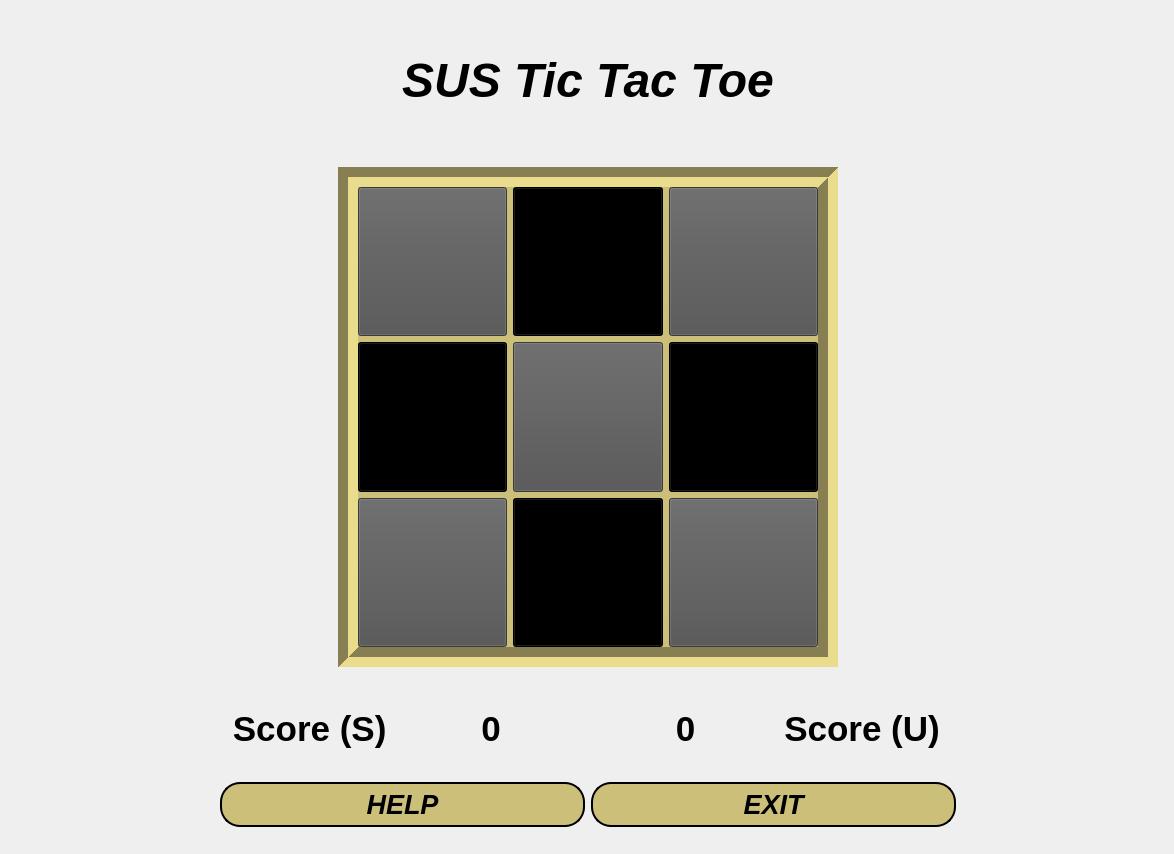
Qt form forms/miseregame.ui (Mohammed-3tef/Tic_Tac_Masterpiece_GUI) before a commit.
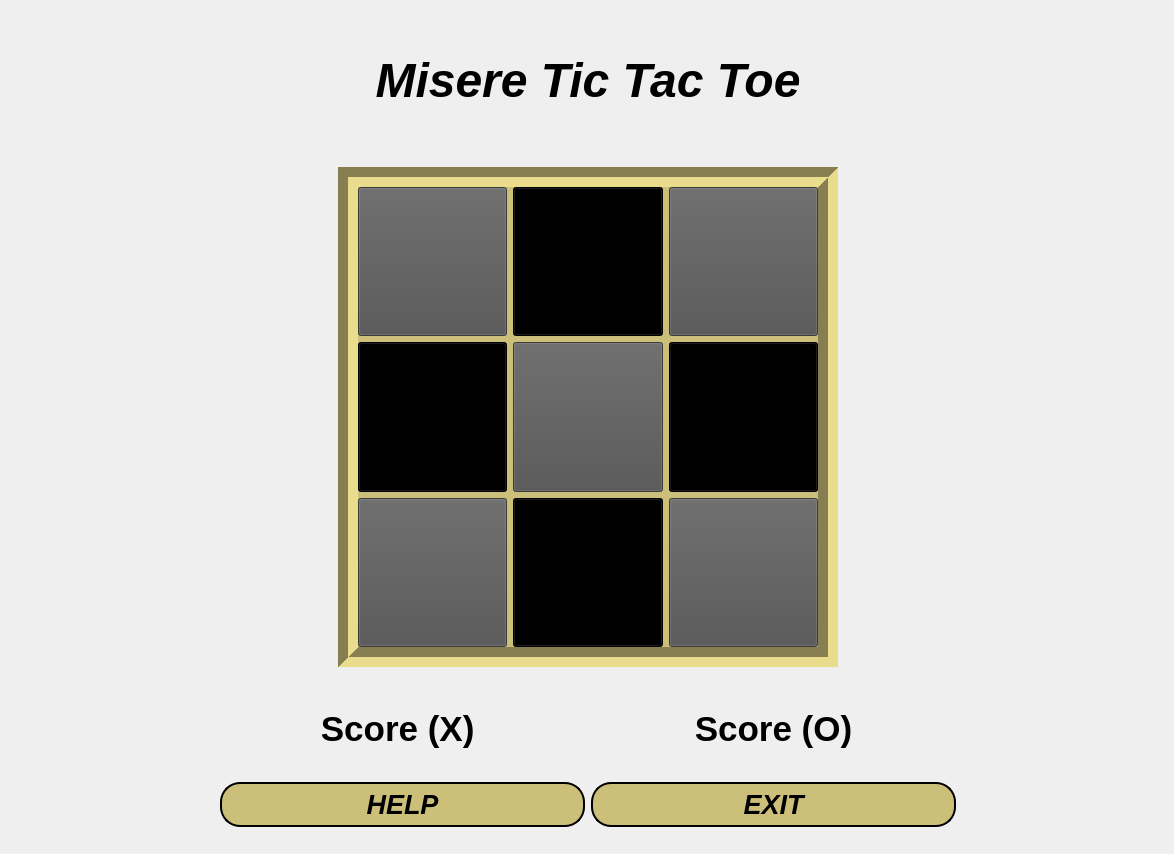
The same form after that commit.

```diff
--- a/forms/miseregame.ui
+++ b/forms/miseregame.ui
@@ -52,7 +52,7 @@
        <string notr="true">color: rgb(0, 0, 0);</string>
       </property>
       <property name="text">
-       <string>SUS Tic Tac Toe</string>
+       <string>Misere Tic Tac Toe</string>
       </property>
       <property name="alignment">
        <set>Qt::AlignmentFlag::AlignCenter</set>
@@ -393,32 +393,7 @@
                 <number>5</number>
                </property>
                <property name="text">
-                <string>Score (S) </string>
-               </property>
-               <property name="alignment">
-                <set>Qt::AlignmentFlag::AlignCenter</set>
-               </property>
-              </widget>
-             </item>
-             <item>
-              <widget class="QLabel" name="SS">
-               <property name="font">
-                <font>
-                 <pointsize>26</pointsize>
-                 <bold>true</bold>
-                </font>
-               </property>
-               <property name="styleSheet">
-                <string notr="true">color: rgb(0, 0, 0);</string>
-               </property>
-               <property name="frameShape">
-                <enum>QFrame::Shape::NoFrame</enum>
-               </property>
-               <property name="lineWidth">
-                <number>2</number>
-               </property>
-               <property name="text">
-                <string>0</string>
+                <string>Score (X) </string>
                </property>
                <property name="alignment">
                 <set>Qt::AlignmentFlag::AlignCenter</set>
@@ -432,32 +407,7 @@
            <widget class="QFrame" name="frame">
             <layout class="QHBoxLayout" name="horizontalLayout_3">
              <item>
-              <widget class="QLabel" name="UU">
-               <property name="font">
-                <font>
-                 <pointsize>26</pointsize>
-                 <bold>true</bold>
-                </font>
-               </property>
-               <property name="styleSheet">
-                <string notr="true">color: rgb(0, 0, 0);</string>
-               </property>
-               <property name="frameShape">
-                <enum>QFrame::Shape::NoFrame</enum>
-               </property>
-               <property name="lineWidth">
-                <number>2</number>
-               </property>
-               <property name="text">
-                <string>0</string>
-               </property>
-               <property name="alignment">
-                <set>Qt::AlignmentFlag::AlignCenter</set>
-               </property>
-              </widget>
-             </item>
-             <item>
-              <widget class="QLabel" name="ScoreU">
+              <widget class="QLabel" name="ScoreO">
                <property name="font">
                 <font>
                  <pointsize>26</pointsize>
@@ -474,7 +424,7 @@
                 <number>5</number>
                </property>
                <property name="text">
-                <string>Score (U)</string>
+                <string>Score (O)</string>
                </property>
                <property name="alignment">
                 <set>Qt::AlignmentFlag::AlignCenter</set>
```
Left out of the diff: 4 changed lines with no effect on the pictures.
